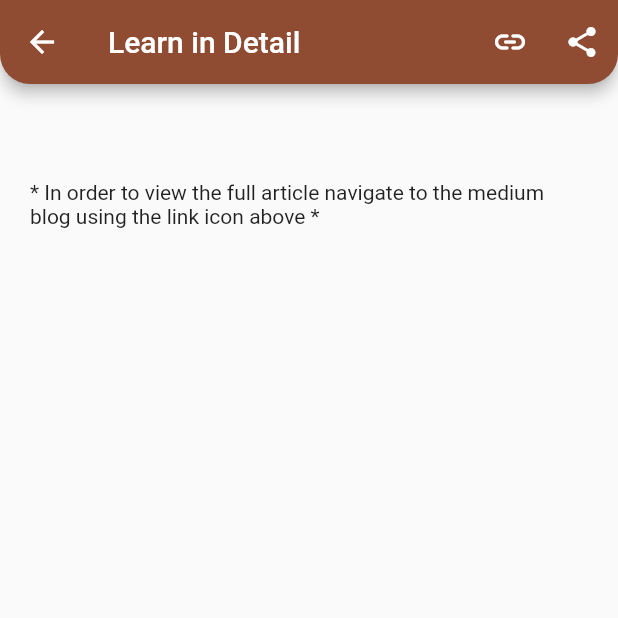
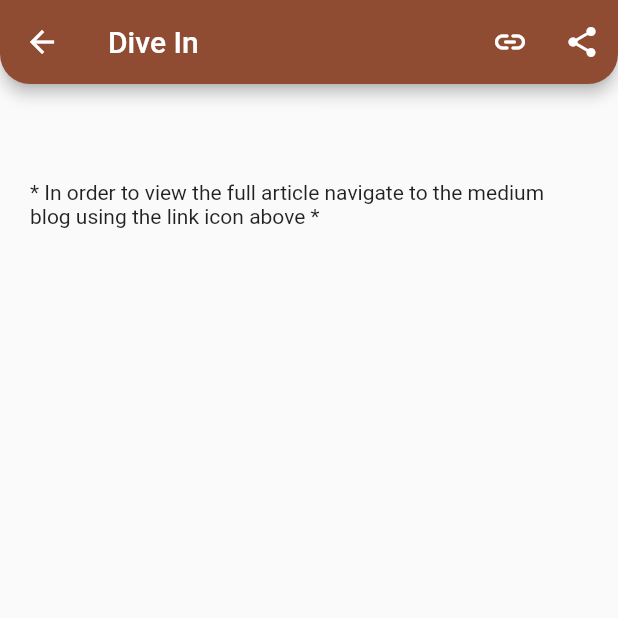
Before and after one commit to Flyer-SIH/Sustainify, a Flutter app: the BlogDetailScreen screen opened directly, on a phone screen of 412 x 824 dp, the top half of it. Run offline on Flutter 3.47's test engine with Material 2 defaults, Android fonts, the phone set to English and light mode, and no system bars; our stand-ins replace animated_bottom_navigation_bar, expandable, geolocator, get, google_maps_flutter; missing offline and left inert: dart:ffi, flutter_barcode_scanner; network calls fail; statements that could not run were skipped.

Commit message:
feat: make Ui more precised

```diff
--- a/lib/screens/blog_detail_screen.dart
+++ b/lib/screens/blog_detail_screen.dart
@@ -26,7 +26,7 @@ class BlogDetailScreen extends StatelessWidget {
   Widget build(BuildContext context) {
     return Scaffold(
       appBar: AppBar(
-        title: const Text('Learn in Detail'),
+        title: const Text('Dive In'),
         shape: const RoundedRectangleBorder(
           borderRadius: BorderRadius.vertical(
             bottom: Radius.circular(20),
```
